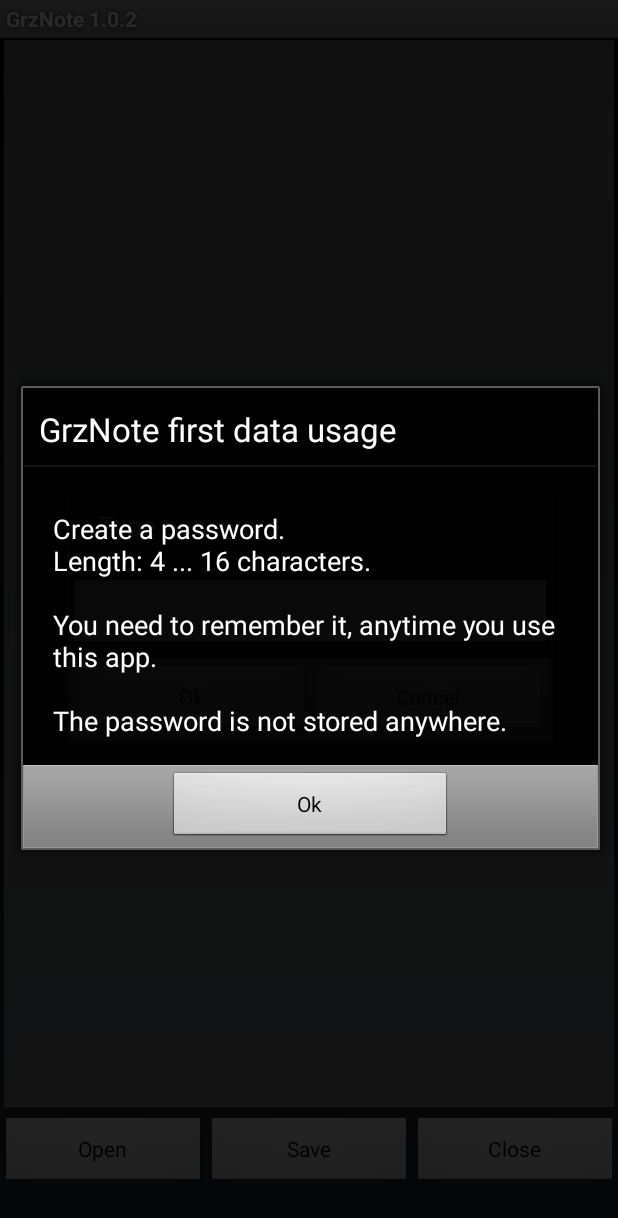
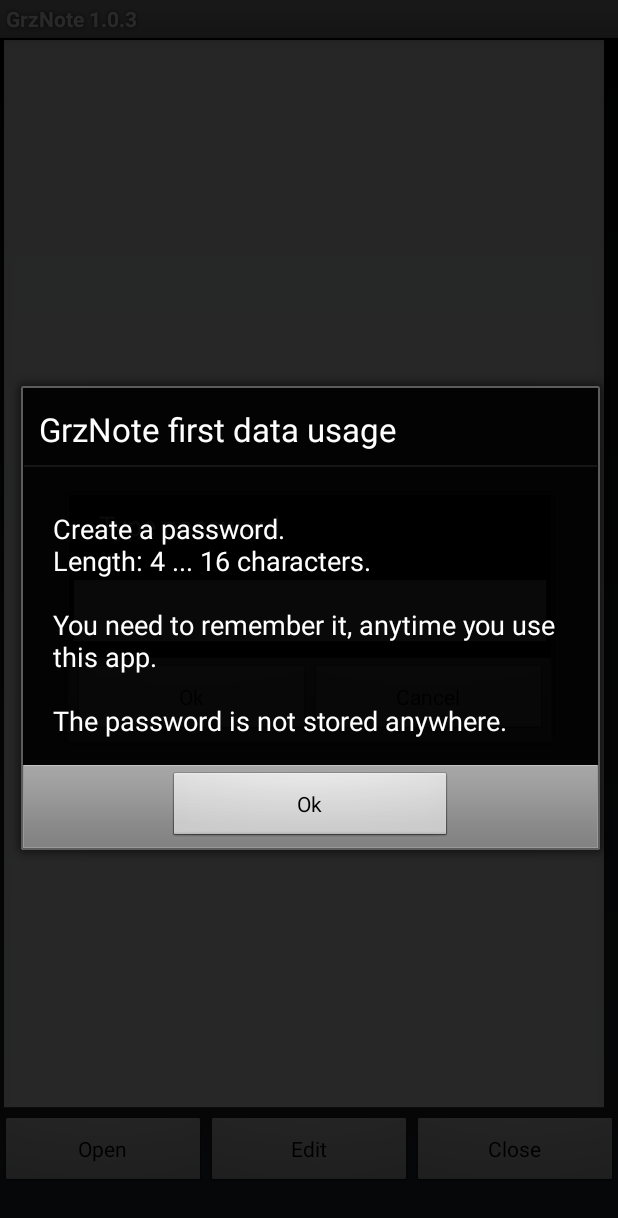
Before and after one commit to grzwolf/GrzNote, an Android app: the screen it shows after launch (MainActivity), after a tap on "Open", on a phone screen of 412 x 824 dp. Shown: the top 1218 px of the screen. Run offline under Robolectric (Android 15) with nearby library versions, the phone set to English and light mode, and no system bars.

Commit message:
new: toggle button Edit <--> Save

```diff
--- a/app/build.gradle
+++ b/app/build.gradle
@@ -9,7 +9,7 @@ android {
         minSdkVersion 25
         targetSdkVersion 31
         versionCode 1
-        versionName "1.0.2"
+        versionName "1.0.3"
         archivesBaseName = "GrzNote"
         setProperty("archivesBaseName", applicationId + "_"+ versionName)
     }
--- a/app/src/main/res/layout/activity_main.xml
+++ b/app/src/main/res/layout/activity_main.xml
@@ -9,16 +9,28 @@
         android:layout_height="0dp"
         android:layout_weight="9"
         android:orientation="vertical">
-
+        <ScrollView
+            android:id="@+id/scrollerMain"
+            android:layout_width="fill_parent"
+            android:layout_height="fill_parent"
+            android:scrollbars="vertical"
+            android:scrollbarAlwaysDrawVerticalTrack="true"
+            android:scrollbarStyle="insideInset"
+            android:overScrollMode="always"
+            android:fadeScrollbars="false"
+            android:scrollbarFadeDuration="0"
+            android:isScrollContainer="true"
+            android:fillViewport="true">
             <EditText
                 android:layout_width="match_parent"
                 android:layout_height="match_parent"
-            android:inputType="textMultiLine"
+                android:inputType="textNoSuggestions|textMultiLine"
                 android:gravity="top"
                 android:id="@+id/text"
                 android:scrollbars = "vertical"
-            android:enabled="false"
+                android:enabled="true"
                 android:autofillHints="" />
+        </ScrollView>
     </LinearLayout>
 
     <LinearLayout
@@ -35,12 +47,12 @@
             android:onClick="buttonAction"/>
 
         <Button
+            android:id="@+id/saveButton"
             android:layout_width="match_parent"
             android:layout_height="wrap_content"
-            android:text="Save"
-            android:id="@+id/saveButton"
+            android:layout_weight="1"
             android:onClick="buttonAction"
-            android:layout_weight="1"/>
+            android:text="Edit" />
 
         <Button
             android:id="@+id/exitButton"
```
Also changed, not shown: app/src/main/java/com/grzwolf/grznote/MainActivity.java (+73 -21 lines), 1 other file. Lines whose indentation alone changed are shown as unchanged.
